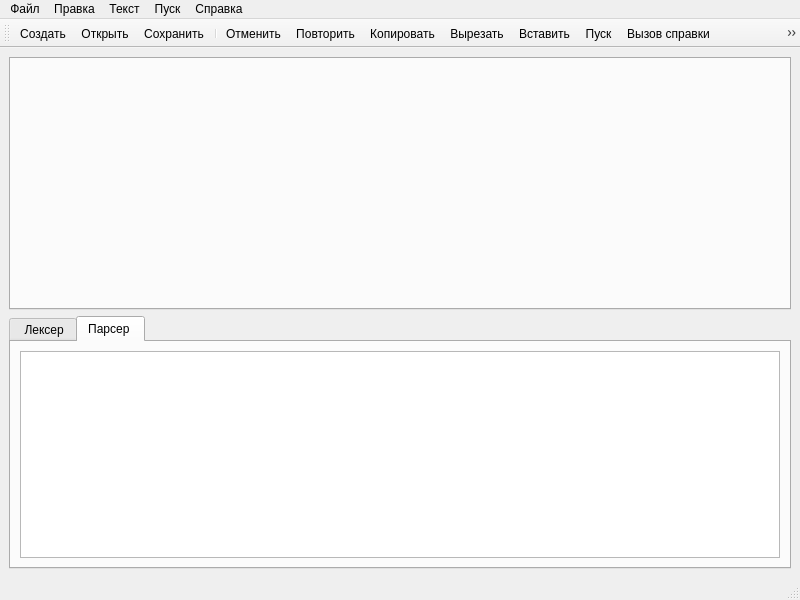
First picture: the form in mainwindow.ui, repository vdyadov/Formal-Languages-and-Compilers, before the edit.
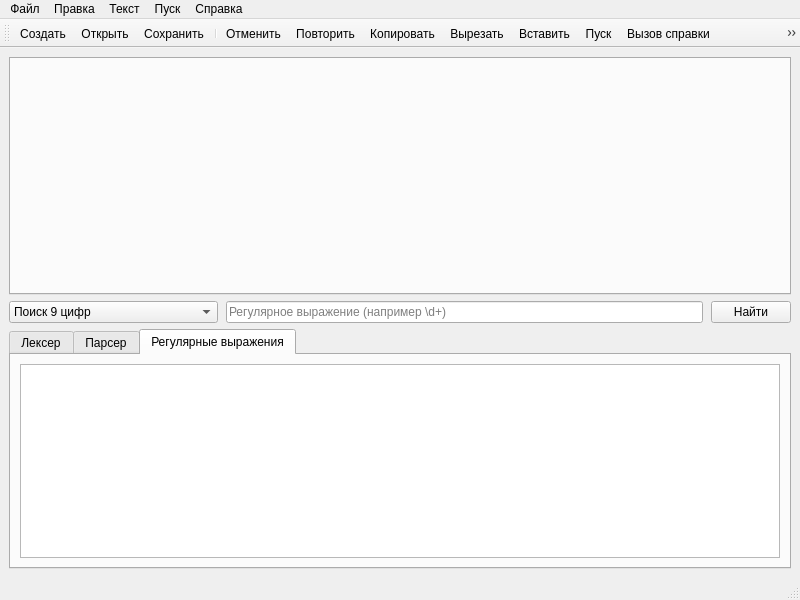
Second picture: the form after the edit. The open tabs and pages were chosen to show the change. Icons and pictures are not drawn.

What changed in the file:
```diff
--- a/mainwindow.ui
+++ b/mainwindow.ui
@@ -15,14 +15,87 @@
   </property>
   <widget class="QWidget" name="centralwidget">
    <layout class="QGridLayout" name="gridLayout">
+    <item row="1" column="0">
+     <widget class="QTabWidget" name="tabWidget">
+      <property name="currentIndex">
+       <number>-1</number>
+      </property>
+      <property name="tabsClosable">
+       <bool>true</bool>
+      </property>
+     </widget>
+    </item>
     <item row="2" column="0">
+     <widget class="QWidget" name="searchBarWidget">
+      <layout class="QHBoxLayout" name="horizontalLayout_search">
+       <property name="spacing">
+        <number>8</number>
+       </property>
+       <property name="leftMargin">
+        <number>0</number>
+       </property>
+       <property name="topMargin">
+        <number>0</number>
+       </property>
+       <property name="rightMargin">
+        <number>0</number>
+       </property>
+       <property name="bottomMargin">
+        <number>0</number>
+       </property>
+       <item>
+        <widget class="QComboBox" name="searchTypeCombo">
+         <item>
+          <property name="text">
+           <string>Поиск 9 цифр</string>
+          </property>
+         </item>
+         <item>
+          <property name="text">
+           <string>Идентификатор (буквы/цифры)</string>
+          </property>
+         </item>
+         <item>
+          <property name="text">
+           <string>Base32 формат</string>
+          </property>
+         </item>
+        </widget>
+       </item>
+       <item>
+        <widget class="QLineEdit" name="regexPatternEdit">
+         <property name="placeholderText">
+          <string>Регулярное выражение (например \d+)</string>
+         </property>
+         <property name="toolTip">
+          <string>Если поле не пустое, поиск выполняется по этому шаблону; иначе используется выбор слева.</string>
+         </property>
+         <property name="clearButtonEnabled">
+          <bool>true</bool>
+         </property>
+        </widget>
+       </item>
+       <item>
+        <widget class="QPushButton" name="regexSearchButton">
+         <property name="text">
+          <string>Найти</string>
+         </property>
+         <property name="toolTip">
+          <string>Выполнить поиск по регулярному выражению в текущем файле</string>
+         </property>
+        </widget>
+       </item>
+      </layout>
+     </widget>
+    </item>
+    <item row="4" column="0">
      <widget class="QTabWidget" name="tabWidget_error">
       <property name="currentIndex">
-       <number>0</number>
+       <number>1</number>
       </property>
       <widget class="QWidget" name="tab">
        <attribute name="title">
-        <string> Лексер</string>
+        <string>Лексер</string>
        </attribute>
        <layout class="QGridLayout" name="gridLayout_2">
         <item row="0" column="0">
@@ -32,7 +105,7 @@
       </widget>
       <widget class="QWidget" name="tab_2">
        <attribute name="title">
-        <string>Парсер </string>
+        <string>Парсер</string>
        </attribute>
        <layout class="QGridLayout" name="gridLayout_3">
         <item row="0" column="0">
@@ -40,16 +113,16 @@
         </item>
        </layout>
       </widget>
-     </widget>
-    </item>
-    <item row="1" column="0">
-     <widget class="QTabWidget" name="tabWidget">
-      <property name="currentIndex">
-       <number>-1</number>
-      </property>
-      <property name="tabsClosable">
-       <bool>true</bool>
-      </property>
+      <widget class="QWidget" name="tab_4">
+       <attribute name="title">
+        <string>Регулярные выражения</string>
+       </attribute>
+       <layout class="QGridLayout" name="gridLayout_4">
+        <item row="0" column="0">
+         <widget class="QTableWidget" name="tableWidget_regex"/>
+        </item>
+       </layout>
+      </widget>
      </widget>
     </item>
    </layout>
@@ -102,6 +175,7 @@
      <string>Пуск</string>
     </property>
     <addaction name="action_run"/>
+    <addaction name="action_run_regex"/>
    </widget>
    <widget class="QMenu" name="menu_5">
     <property name="title">
@@ -302,6 +376,14 @@
     <string>Выделить все</string>
    </property>
   </action>
+  <action name="action_run_regex">
+   <property name="icon">
+    <iconset theme="QIcon::ThemeIcon::MailSend"/>
+   </property>
+   <property name="text">
+    <string>Поиск регулярных выражений</string>
+   </property>
+  </action>
  </widget>
  <resources/>
  <connections/>
```
